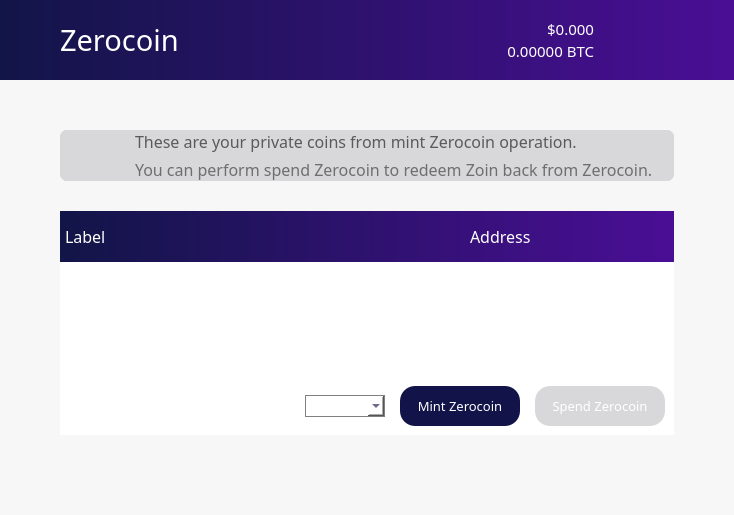
The window that src/qt/forms/winforms/zerocoinpage.ui (noirofficial/noir) describes before a commit, drawn with Qt 5.
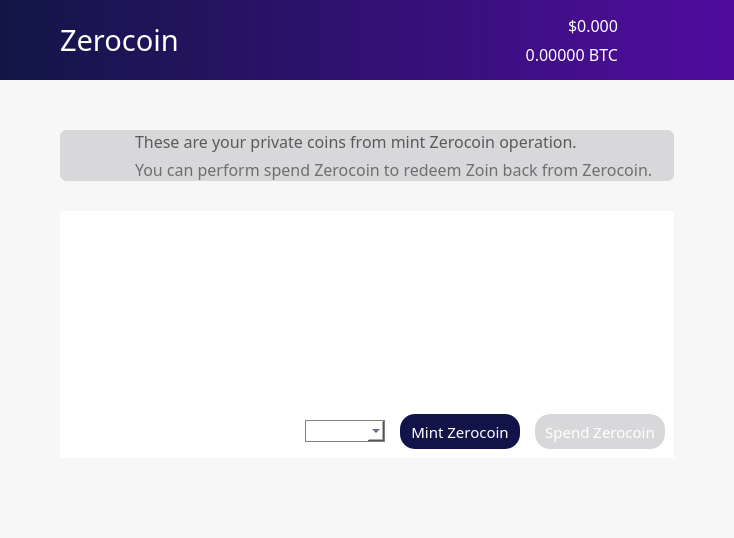
The same window after the commit. Icons and pictures are not drawn.

The edit to the form file:
```diff
--- a/src/qt/forms/winforms/zerocoinpage.ui
+++ b/src/qt/forms/winforms/zerocoinpage.ui
@@ -7,7 +7,7 @@
     <x>0</x>
     <y>0</y>
     <width>734</width>
-    <height>515</height>
+    <height>538</height>
    </rect>
   </property>
   <property name="sizePolicy">
@@ -379,7 +379,7 @@
             <bool>false</bool>
            </property>
            <property name="styleSheet">
-            <string notr="true">background: QLinearGradient(x1: 0, y1: 0, x2: 1, y2: 0, stop: 0 #121548, stop: 1 #4a0e95);
+            <string notr="true">background: QLinearGradient(x1: 0, y1: 0, x2: 1, y2: 0, stop: 0 #121646, stop: 1 #510c9f);
 border:0;
 </string>
            </property>
@@ -391,7 +391,7 @@
            </property>
            <layout class="QHBoxLayout" name="horizontalLayout_3">
             <property name="spacing">
-             <number>0</number>
+             <number>6</number>
             </property>
             <property name="leftMargin">
              <number>60</number>
@@ -441,7 +441,7 @@
                 <property name="font">
                  <font>
                   <family>ZoinMedium</family>
-                  <pointsize>11</pointsize>
+                  <pointsize>12</pointsize>
                   <weight>50</weight>
                   <bold>false</bold>
                  </font>
@@ -463,7 +463,7 @@
                 <property name="font">
                  <font>
                   <family>ZoinLight</family>
-                  <pointsize>11</pointsize>
+                  <pointsize>12</pointsize>
                  </font>
                 </property>
                 <property name="styleSheet">
@@ -484,13 +484,13 @@
              <widget class="QPushButton" name="pushButton">
               <property name="minimumSize">
                <size>
-                <width>80</width>
+                <width>50</width>
                 <height>80</height>
                </size>
               </property>
               <property name="maximumSize">
                <size>
-                <width>80</width>
+                <width>50</width>
                 <height>80</height>
                </size>
               </property>
@@ -1029,111 +1029,6 @@
              <property name="bottomMargin">
               <number>0</number>
              </property>
-             <item>
-              <widget class="QFrame" name="frame_2">
-               <property name="sizePolicy">
-                <sizepolicy hsizetype="Preferred" vsizetype="Preferred">
-                 <horstretch>0</horstretch>
-                 <verstretch>0</verstretch>
-                </sizepolicy>
-               </property>
-               <property name="minimumSize">
-                <size>
-                 <width>0</width>
-                 <height>0</height>
-                </size>
-               </property>
-               <property name="styleSheet">
-                <string notr="true">color:white;
-background: QLinearGradient(x1: 0, y1: 0, x2: 1, y2: 0, stop: 0 #121548, stop: 1 #4a0e95);
-border:0;
-</string>
-               </property>
-               <property name="frameShape">
-                <enum>QFrame::StyledPanel</enum>
-               </property>
-               <property name="frameShadow">
-                <enum>QFrame::Raised</enum>
-               </property>
-               <property name="lineWidth">
-                <number>0</number>
-               </property>
-               <layout class="QHBoxLayout" name="horizontalLayout_6">
-                <property name="spacing">
-                 <number>60</number>
-                </property>
-                <property name="leftMargin">
-                 <number>5</number>
-                </property>
-                <property name="topMargin">
-                 <number>5</number>
-                </property>
-                <property name="rightMargin">
-                 <number>0</number>
-                </property>
-                <property name="bottomMargin">
-                 <number>5</number>
-                </property>
-                <item>
-                 <widget class="QFrame" name="frame_5">
-                  <property name="frameShape">
-                   <enum>QFrame::StyledPanel</enum>
-                  </property>
-                  <property name="frameShadow">
-                   <enum>QFrame::Raised</enum>
-                  </property>
-                  <layout class="QHBoxLayout" name="horizontalLayout_2">
-                   <property name="spacing">
-                    <number>200</number>
-                   </property>
-                   <property name="leftMargin">
-                    <number>0</number>
-                   </property>
-                   <property name="rightMargin">
-                    <number>0</number>
-                   </property>
-                   <item>
-                    <widget class="QLabel" name="label">
-                     <property name="font">
-                      <font>
-                       <family>ZoinRegular</family>
-                       <pointsize>12</pointsize>
-                       <weight>50</weight>
-                       <bold>false</bold>
-                      </font>
-                     </property>
-                     <property name="styleSheet">
-                      <string notr="true">background-color: rgb(0,0,0,0);</string>
-                     </property>
-                     <property name="text">
-                      <string>Label</string>
-                     </property>
-                    </widget>
-                   </item>
-                   <item>
-                    <widget class="QLabel" name="label_4">
-                     <property name="font">
-                      <font>
-                       <family>ZoinRegular</family>
-                       <pointsize>12</pointsize>
-                       <weight>50</weight>
-                       <bold>false</bold>
-                      </font>
-                     </property>
-                     <property name="styleSheet">
-                      <string notr="true">background-color: rgb(0,0,0,0);</string>
-                     </property>
-                     <property name="text">
-                      <string>Address</string>
-                     </property>
-                    </widget>
-                   </item>
-                  </layout>
-                 </widget>
-                </item>
-               </layout>
-              </widget>
-             </item>
              <item>
               <widget class="QTableView" name="tableView">
                <property name="palette">
@@ -1229,7 +1124,7 @@
                </property>
                <property name="font">
                 <font>
-                 <family>ZoinLight</family>
+                 <family>ZoinRegular</family>
                  <pointsize>12</pointsize>
                 </font>
                </property>
@@ -1260,7 +1155,7 @@
                 <bool>false</bool>
                </property>
                <attribute name="horizontalHeaderVisible">
-                <bool>false</bool>
+                <bool>true</bool>
                </attribute>
               </widget>
              </item>
@@ -1335,7 +1230,7 @@
                   <property name="font">
                    <font>
                     <family>ZoinRegular</family>
-                    <pointsize>10</pointsize>
+                    <pointsize>11</pointsize>
                     <weight>50</weight>
                     <bold>false</bold>
                    </font>
@@ -1344,7 +1239,7 @@
                    <string notr="true">background-color: #121349;
 color: white;
 border-radius:15px;
-height:40px;
+height:35px;
 width:120px;
 border-color:gray;
 border-width:0px;
@@ -1369,7 +1264,7 @@
                   <property name="font">
                    <font>
                     <family>ZoinRegular</family>
-                    <pointsize>10</pointsize>
+                    <pointsize>11</pointsize>
                     <weight>50</weight>
                     <bold>false</bold>
                    </font>
@@ -1378,7 +1273,7 @@
                    <string notr="true">background-color: rgb(216, 216, 219);
 color: white;
 border-radius:15px;
-height:40px;
+height:35px;
 width:130px;
 border-color:gray;
 border-width:0px;
```
Left out of the diff: 6 changed lines with no effect on the pictures.
